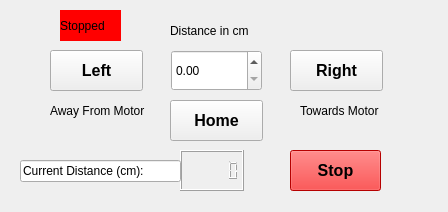
First picture: the form in devices/StepperMotor/Hakeem_StepperMotors.ui, repository nfbeier/15tw-smartsystem, before the edit.
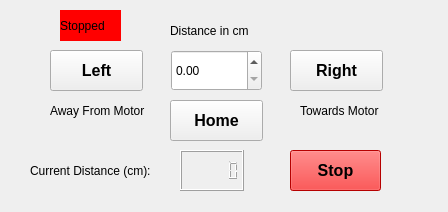
Second picture: the form after the edit.

Diff of the .ui file:
```diff
--- a/devices/StepperMotor/Hakeem_StepperMotors.ui
+++ b/devices/StepperMotor/Hakeem_StepperMotors.ui
@@ -96,24 +96,6 @@
     <bool>true</bool>
    </property>
   </widget>
-  <widget class="QLineEdit" name="CurrentPositionLabel">
-   <property name="geometry">
-    <rect>
-     <x>20</x>
-     <y>160</y>
-     <width>161</width>
-     <height>22</height>
-    </rect>
-   </property>
-   <property name="font">
-    <font>
-     <pointsize>9</pointsize>
-    </font>
-   </property>
-   <property name="text">
-    <string>Current Distance (cm):</string>
-   </property>
-  </widget>
   <widget class="QPushButton" name="StopButton">
    <property name="geometry">
     <rect>
@@ -226,6 +208,24 @@
     <string>Distance in cm</string>
    </property>
   </widget>
+  <widget class="QLabel" name="CurrentPositionLabel">
+   <property name="geometry">
+    <rect>
+     <x>30</x>
+     <y>160</y>
+     <width>151</width>
+     <height>21</height>
+    </rect>
+   </property>
+   <property name="font">
+    <font>
+     <pointsize>9</pointsize>
+    </font>
+   </property>
+   <property name="text">
+    <string>Current Distance (cm):</string>
+   </property>
+  </widget>
  </widget>
  <resources/>
  <connections/>
```
